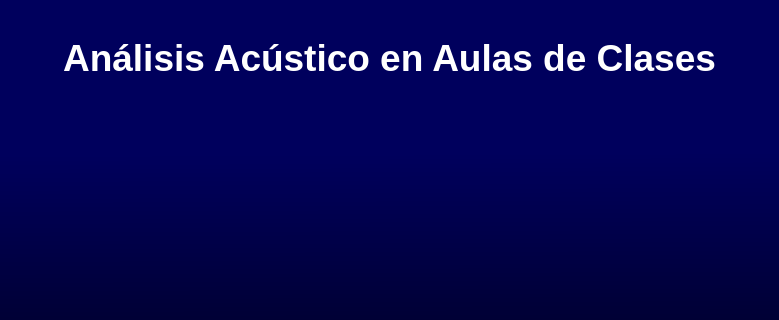
Qt form Vista/ventanaPrincipal.ui (Dramos18/room_acoustic) before a commit; both pictures show x 0 to 779 and y 0 to 320 of the 779 by 499 pixel window.
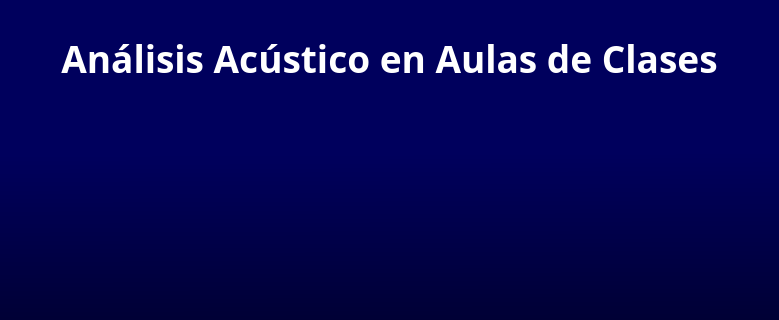
The same form after that commit.

Diff of the .ui file:
```diff
--- a/Vista/ventanaPrincipal.ui
+++ b/Vista/ventanaPrincipal.ui
@@ -36,7 +36,7 @@
     <number>0</number>
    </property>
    <item>
-    <widget class="QFrame" name="frameMain">
+    <widget class="QStackedWidget" name="stackedWidget">
      <property name="styleSheet">
       <string notr="true">
 
@@ -59,6 +59,7 @@
      <property name="frameShape">
       <enum>QFrame::NoFrame</enum>
      </property>
+     <widget class="QWidget" name="stackedWidgetPage1" native="true">
      <layout class="QVBoxLayout" name="verticalLayout_2" stretch="5,2">
       <property name="leftMargin">
        <number>0</number>
@@ -295,6 +296,7 @@
        </widget>
       </item>
      </layout>
+     </widget>
     </widget>
    </item>
   </layout>
```
Lines whose indentation alone changed are shown as unchanged.
